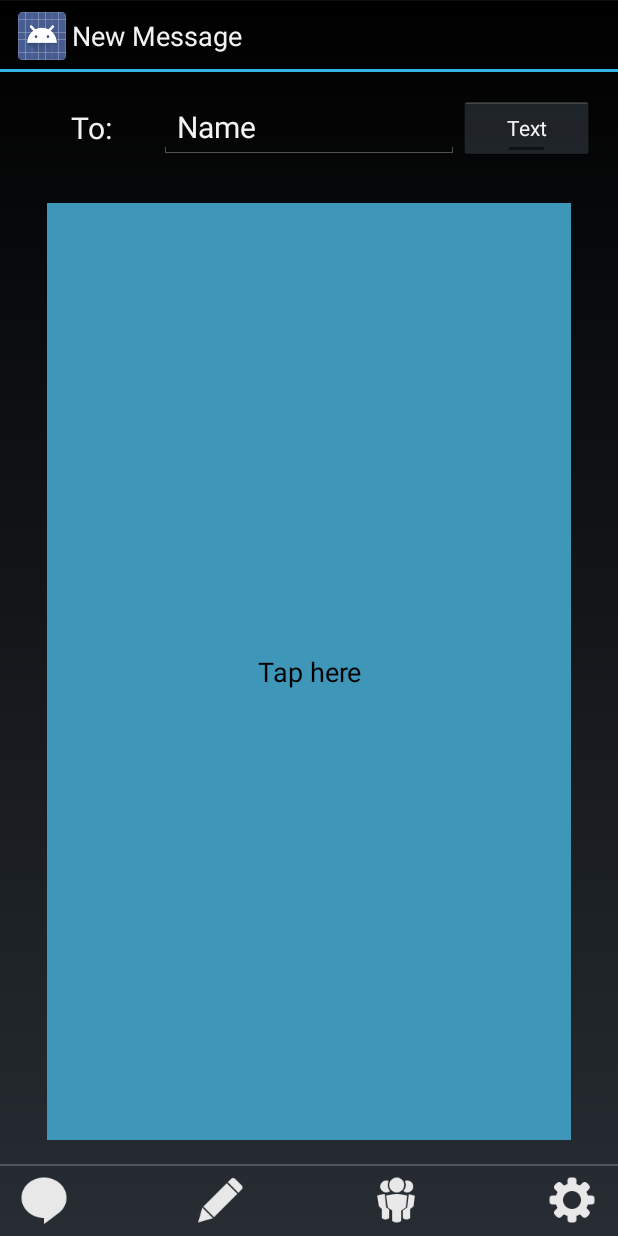
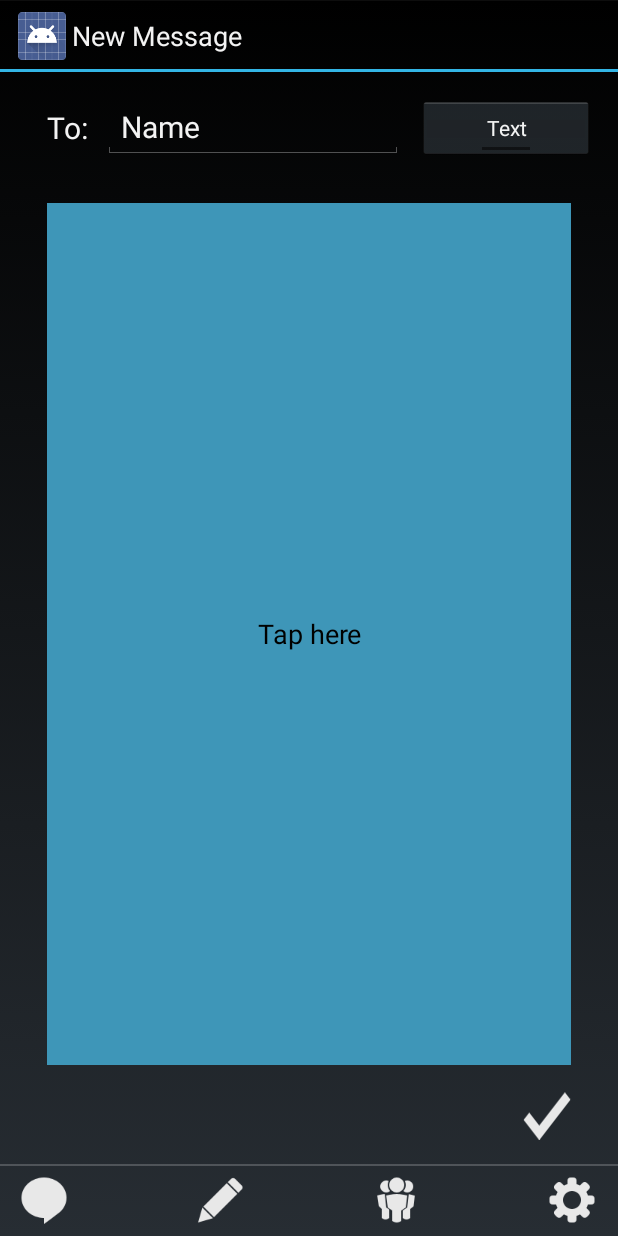
Before and after one commit to goodgec/dotdash, an Android app: the NewMessageActivity screen opened directly, with no data from a screen before it, on a phone screen of 412 x 824 dp. Run offline under Robolectric (Android 15) with nearby library versions, the light colour scheme and no system bars.

Commit message:
Added widget icons, send button on new msg screen
Still needs morse tap button to change color when pressed.

```diff
--- a/DotDash/DotDash/src/main/java/com/groupa/dotdash/dotdash/NewMessageActivity.java
+++ b/DotDash/DotDash/src/main/java/com/groupa/dotdash/dotdash/NewMessageActivity.java
@@ -4,6 +4,8 @@
 import android.os.Bundle;
 import android.view.Menu;
 import android.view.MenuItem;
+import android.view.View;
+import android.widget.Button;
 
 
 public class NewMessageActivity extends DotDash {
@@ -13,9 +15,10 @@
         super.onCreate(savedInstanceState);
         setContentView(R.layout.activity_new_message);
         currentScreen = R.id.action_compose;
+        final Button morseButton = (Button) findViewById(R.id.morseTapButton);
+
+
 
     }
 
-
-
 }
--- a/DotDash/DotDash/src/main/res/layout/activity_new_message.xml
+++ b/DotDash/DotDash/src/main/res/layout/activity_new_message.xml
@@ -17,7 +17,10 @@
         android:id="@+id/newMessageRecipientField"
         android:textSize="20sp"
         android:layout_alignParentTop="true"
-        android:layout_centerHorizontal="true" />
+        android:layout_centerHorizontal="true"
+        android:layout_marginRight="10dp"
+        android:layout_toRightOf="@+id/toLabel"
+        android:layout_marginLeft="10dp" />
 
     <TextView
         android:layout_width="wrap_content"
@@ -28,11 +31,11 @@
         android:textSize="20sp"
         android:gravity="center"
         android:layout_alignParentTop="true"
-        android:layout_alignParentStart="true"
         android:layout_alignBottom="@+id/newMessageRecipientField"
-        android:layout_toLeftOf="@+id/newMessageRecipientField" />
+        android:layout_alignStart="@+id/morseTapButton" />
 
     <Button
+
         android:layout_width="wrap_content"
         android:layout_height="wrap_content"
         android:text="Tap here"
@@ -46,7 +49,8 @@
         android:layout_alignParentEnd="true"
         android:layout_marginRight="15dp"
         android:layout_alignParentBottom="true"
-        android:clickable="true" />
+        android:clickable="true"
+        android:layout_marginBottom="50dp" />
 
     <ToggleButton
         android:layout_width="wrap_content"
@@ -59,4 +63,12 @@
         android:layout_toRightOf="@+id/newMessageRecipientField"
         android:layout_alignParentEnd="true" />
 
+    <ImageButton
+        android:layout_width="wrap_content"
+        android:layout_height="wrap_content"
+        android:id="@+id/sendButton"
+        android:layout_alignParentBottom="true"
+        android:layout_alignEnd="@+id/morseTapButton"
+        android:background="@drawable/checkmark"/>
+
 </RelativeLayout>
```
Also changed, not shown: DotDash/DotDash/src/main/res/drawable-hdpi/morsebackground.xml (added, +9 -0 lines), DotDash/DotDash/src/main/res/layout/lock_screen_widget.xml (+6 -3 lines), DotDash/DotDash/src/main/res/drawable-hdpi/checkmark.png (added), DotDash/DotDash/src/main/res/drawable-hdpi/lockcompose.png (added), DotDash/DotDash/src/main/res/drawable-hdpi/lockplay.png (added), DotDash/DotDash/src/main/res/drawable-hdpi/lockreply.png (added), 1 other file.
